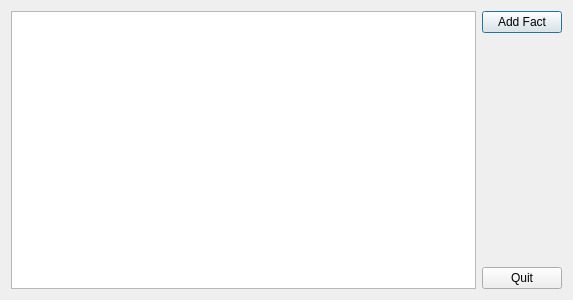
This is src/View/Qt/TimeLine/MainWin.ui in Tatane/TimeLine as Qt 5 draws it before an edit. The edited form follows.
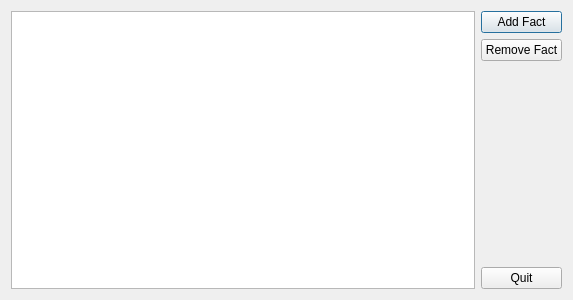
This is the edited form.

Commit message: Button Remove Fact

```diff
--- a/src/View/Qt/TimeLine/MainWin.ui
+++ b/src/View/Qt/TimeLine/MainWin.ui
@@ -15,7 +15,17 @@
   </property>
   <layout class="QHBoxLayout" name="horizontalLayout">
    <item>
-    <widget class="QTableView" name="tableView"/>
+    <widget class="QTableView" name="tableView">
+     <property name="alternatingRowColors">
+      <bool>true</bool>
+     </property>
+     <property name="selectionMode">
+      <enum>QAbstractItemView::ExtendedSelection</enum>
+     </property>
+     <property name="selectionBehavior">
+      <enum>QAbstractItemView::SelectRows</enum>
+     </property>
+    </widget>
    </item>
    <item>
     <layout class="QVBoxLayout" name="verticalLayout">
@@ -26,6 +36,13 @@
        </property>
       </widget>
      </item>
+     <item>
+      <widget class="QPushButton" name="btnRemoveFact">
+       <property name="text">
+        <string>Remove Fact</string>
+       </property>
+      </widget>
+     </item>
      <item>
       <spacer name="verticalSpacer">
        <property name="orientation">
```
The commit also changes 6 other files.
